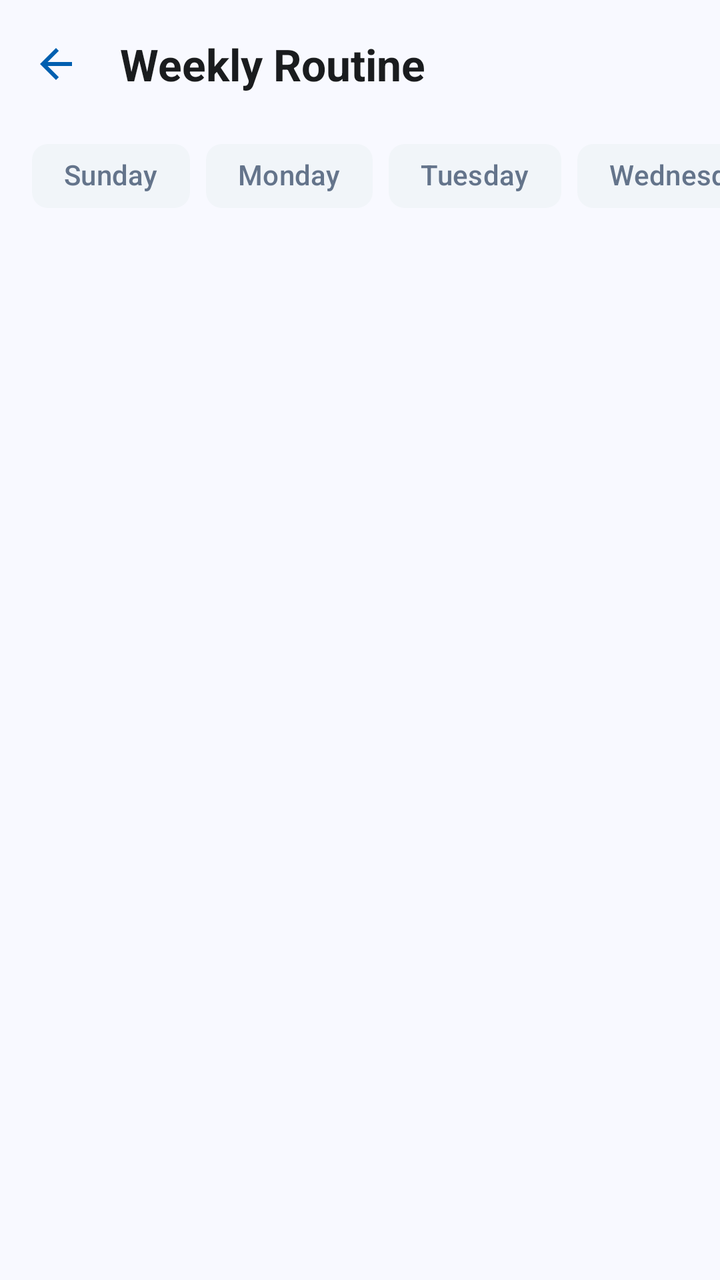
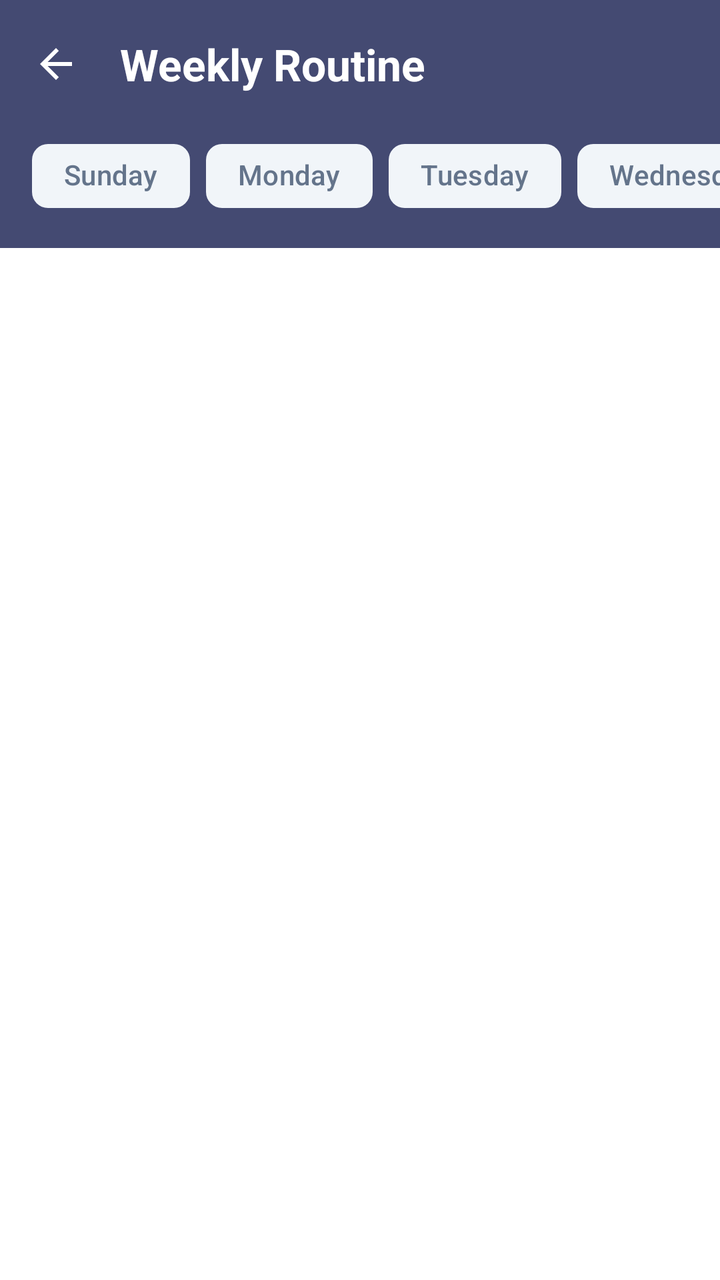

Two renders of the same Android screen: before a commit and after it. Below are the layout's source before the change and the commit's diff.
<!-- AndroidManifest.xml: application theme Theme.MyDUET -->
<!-- res/layout/activity_weekly_routine.xml -->
<?xml version="1.0" encoding="utf-8"?>
<androidx.coordinatorlayout.widget.CoordinatorLayout xmlns:android="http://schemas.android.com/apk/res/android"
    xmlns:app="http://schemas.android.com/apk/res-auto"
    android:layout_width="match_parent"
    android:layout_height="match_parent"
    android:background="?android:attr/windowBackground">

    <com.google.android.material.appbar.AppBarLayout
        android:layout_width="match_parent"
        android:layout_height="wrap_content"
        android:background="@android:color/transparent"
        app:elevation="0dp">

        <com.google.android.material.appbar.MaterialToolbar
            android:id="@+id/toolbar"
            android:layout_width="match_parent"
            android:layout_height="?attr/actionBarSize"
            app:navigationIcon="@drawable/ic_back"
            app:navigationIconTint="@color/primary"
            app:title="Weekly Routine"
            app:titleTextColor="@color/md_theme_light_onSurface" />

        <HorizontalScrollView
            android:layout_width="match_parent"
            android:layout_height="wrap_content"
            android:scrollbars="none"
            android:paddingBottom="12dp">

            <com.google.android.material.chip.ChipGroup
                android:id="@+id/chipGroupDays"
                android:layout_width="wrap_content"
                android:layout_height="wrap_content"
                android:paddingHorizontal="16dp"
                app:singleSelection="true"
                app:selectionRequired="true">

                <com.google.android.material.chip.Chip
                    android:id="@+id/chipSunday"
                    style="@style/Widget.Material3.Chip.Filter"
                    android:layout_width="wrap_content"
                    android:layout_height="wrap_content"
                    android:text="Sunday"
                    app:chipBackgroundColor="@color/chip_background_selector"
                    app:chipStrokeWidth="0dp"
                    android:textColor="@color/chip_text_selector" />

                <com.google.android.material.chip.Chip
                    android:id="@+id/chipMonday"
                    style="@style/Widget.Material3.Chip.Filter"
                    android:layout_width="wrap_content"
                    android:layout_height="wrap_content"
                    android:text="Monday"
                    app:chipBackgroundColor="@color/chip_background_selector"
                    app:chipStrokeWidth="0dp"
                    android:textColor="@color/chip_text_selector" />

                <com.google.android.material.chip.Chip
                    android:id="@+id/chipTuesday"
                    style="@style/Widget.Material3.Chip.Filter"
                    android:layout_width="wrap_content"
                    android:layout_height="wrap_content"
                    android:text="Tuesday"
                    app:chipBackgroundColor="@color/chip_background_selector"
                    app:chipStrokeWidth="0dp"
                    android:textColor="@color/chip_text_selector" />

                <com.google.android.material.chip.Chip
                    android:id="@+id/chipWednesday"
                    style="@style/Widget.Material3.Chip.Filter"
                    android:layout_width="wrap_content"
                    android:layout_height="wrap_content"
                    android:text="Wednesday"
                    app:chipBackgroundColor="@color/chip_background_selector"
                    app:chipStrokeWidth="0dp"
                    android:textColor="@color/chip_text_selector" />

                <com.google.android.material.chip.Chip
                    android:id="@+id/chipThursday"
                    style="@style/Widget.Material3.Chip.Filter"
                    android:layout_width="wrap_content"
                    android:layout_height="wrap_content"
                    android:text="Thursday"
                    app:chipBackgroundColor="@color/chip_background_selector"
                    app:chipStrokeWidth="0dp"
                    android:textColor="@color/chip_text_selector" />

            </com.google.android.material.chip.ChipGroup>
        </HorizontalScrollView>
    </com.google.android.material.appbar.AppBarLayout>

    <androidx.recyclerview.widget.RecyclerView
        android:id="@+id/rvWeeklyRoutine"
        android:layout_width="match_parent"
        android:layout_height="match_parent"
        android:clipToPadding="false"
        android:paddingBottom="24dp"
        app:layout_behavior="@string/appbar_scrolling_view_behavior" />

</androidx.coordinatorlayout.widget.CoordinatorLayout>
<!-- resources referenced by this layout -->
<resources>
  <color name="md_theme_light_onSurface">#1A1C1E</color>
  <color name="primary">#005FB0</color>
  <style name="Theme.MyDUET" parent="Base.Theme.MyDUET">
          <item name="android:windowAnimationStyle">@style/ActivityAnimation</item>
      </style>
  <style name="Base.Theme.MyDUET" parent="Theme.Material3.DayNight.NoActionBar">
          
          <item name="colorPrimary">@color/md_theme_light_primary</item>
          <item name="colorOnPrimary">@color/md_theme_light_onPrimary</item>
          <item name="colorPrimaryContainer">@color/md_theme_light_primaryContainer</item>
          <item name="colorOnPrimaryContainer">@color/md_theme_light_onPrimaryContainer</item>
  
          <item name="colorSecondary">@color/md_theme_light_secondary</item>
          <item name="colorOnSecondary">@color/md_theme_light_onSecondary</item>
          <item name="colorSecondaryContainer">@color/md_theme_light_secondaryContainer</item>
          <item name="colorOnSecondaryContainer">@color/md_theme_light_onSecondaryContainer</item>
  
          <item name="android:windowBackground">@color/md_theme_light_background</item>
          <item name="colorSurface">@color/md_theme_light_surface</item>
          <item name="colorOnSurface">@color/md_theme_light_onSurface</item>
          <item name="colorSurfaceVariant">@color/md_theme_light_surfaceVariant</item>
          <item name="colorOnSurfaceVariant">@color/md_theme_light_onSurfaceVariant</item>
          <item name="colorOutline">@color/md_theme_light_outline</item>
  
          
          <item name="android:statusBarColor">@color/md_theme_light_background</item>
          <item name="android:windowLightStatusBar">true</item>
  
          
          <item name="textAppearanceHeadlineLarge">@style/TextAppearance.MyDUET.HeadlineLarge</item>
          <item name="textAppearanceTitleLarge">@style/TextAppearance.MyDUET.TitleLarge</item>
          <item name="textAppearanceBodyLarge">@style/TextAppearance.MyDUET.BodyLarge</item>
      </style>
  <style name="ActivityAnimation" parent="@android:style/Animation.Activity">
          <item name="android:activityOpenEnterAnimation">@anim/slide_in_right</item>
          <item name="android:activityOpenExitAnimation">@anim/fade_out</item>
          <item name="android:activityCloseEnterAnimation">@anim/fade_in</item>
          <item name="android:activityCloseExitAnimation">@anim/slide_out_right</item>
      </style>
  <color name="md_theme_light_primary">#005FB0</color>
  <color name="md_theme_light_onPrimary">#FFFFFF</color>
  <color name="md_theme_light_primaryContainer">#D5E3FF</color>
  <color name="md_theme_light_onPrimaryContainer">#001C3B</color>
  <color name="md_theme_light_secondary">#565E71</color>
  <color name="md_theme_light_onSecondary">#FFFFFF</color>
  <color name="md_theme_light_secondaryContainer">#DAE2F9</color>
  <color name="md_theme_light_onSecondaryContainer">#131C2C</color>
  <color name="md_theme_light_background">#F8F9FF</color>
  <color name="md_theme_light_surface">#FFFFFF</color>
  <color name="md_theme_light_surfaceVariant">#E0E2EC</color>
  <color name="md_theme_light_onSurfaceVariant">#44474E</color>
  <color name="md_theme_light_outline">#74777F</color>
  <style name="TextAppearance.MyDUET.HeadlineLarge" parent="TextAppearance.Material3.HeadlineLarge">
          <item name="android:textStyle">bold</item>
          <item name="android:textColor">?attr/colorOnSurface</item>
      </style>
  <style name="TextAppearance.MyDUET.TitleLarge" parent="TextAppearance.Material3.TitleLarge">
          <item name="android:textStyle">bold</item>
          <item name="android:textColor">?attr/colorOnSurface</item>
      </style>
  <style name="TextAppearance.MyDUET.BodyLarge" parent="TextAppearance.Material3.BodyLarge">
          <item name="android:textColor">?attr/colorOnSurfaceVariant</item>
      </style>
  <!-- unchanged entries left out for length: 1 -->
</resources>

<!-- the commit's change to res/layout/activity_weekly_routine.xml (unified diff, before → after) -->
@@ -8,17 +8,18 @@
     <com.google.android.material.appbar.AppBarLayout
         android:layout_width="match_parent"
         android:layout_height="wrap_content"
-        android:background="@android:color/transparent"
-        app:elevation="0dp">
+        android:background="?attr/colorPrimary"
+        app:elevation="4dp">
 
         <com.google.android.material.appbar.MaterialToolbar
+            android:background="?attr/colorPrimary"
             android:id="@+id/toolbar"
             android:layout_width="match_parent"
             android:layout_height="?attr/actionBarSize"
             app:navigationIcon="@drawable/ic_back"
-            app:navigationIconTint="@color/primary"
+            app:navigationIconTint="?attr/colorOnPrimary"
             app:title="Weekly Routine"
-            app:titleTextColor="@color/md_theme_light_onSurface" />
+            app:titleTextColor="?attr/colorOnPrimary" />
 
         <HorizontalScrollView
             android:layout_width="match_parent"
<!-- resource entries referenced after the edit -->
@@ -1,7 +1,6 @@
 <!-- resources referenced by this layout -->
 <resources>
   <color name="md_theme_light_onSurface">#1A1C1E</color>
-  <color name="primary">#005FB0</color>
   <style name="Theme.MyDUET" parent="Base.Theme.MyDUET">
           <item name="android:windowAnimationStyle">@style/ActivityAnimation</item>
       </style>
@@ -25,8 +24,8 @@
           <item name="colorOutline">@color/md_theme_light_outline</item>
   
           
-          <item name="android:statusBarColor">@color/md_theme_light_background</item>
-          <item name="android:windowLightStatusBar">true</item>
+          <item name="android:statusBarColor">?attr/colorPrimary</item>
+          <item name="android:windowLightStatusBar">false</item>
   
           
           <item name="textAppearanceHeadlineLarge">@style/TextAppearance.MyDUET.HeadlineLarge</item>
@@ -39,17 +38,17 @@
           <item name="android:activityCloseEnterAnimation">@anim/fade_in</item>
           <item name="android:activityCloseExitAnimation">@anim/slide_out_right</item>
       </style>
-  <color name="md_theme_light_primary">#005FB0</color>
+  <color name="md_theme_light_primary">#444A72</color>
   <color name="md_theme_light_onPrimary">#FFFFFF</color>
-  <color name="md_theme_light_primaryContainer">#D5E3FF</color>
-  <color name="md_theme_light_onPrimaryContainer">#001C3B</color>
-  <color name="md_theme_light_secondary">#565E71</color>
+  <color name="md_theme_light_primaryContainer">#DCE0EE</color>
+  <color name="md_theme_light_onPrimaryContainer">#14182B</color>
+  <color name="md_theme_light_secondary">#088BB3</color>
   <color name="md_theme_light_onSecondary">#FFFFFF</color>
-  <color name="md_theme_light_secondaryContainer">#DAE2F9</color>
-  <color name="md_theme_light_onSecondaryContainer">#131C2C</color>
-  <color name="md_theme_light_background">#F8F9FF</color>
+  <color name="md_theme_light_secondaryContainer">#D7EFF7</color>
+  <color name="md_theme_light_onSecondaryContainer">#00202C</color>
+  <color name="md_theme_light_background">#FFFFFF</color>
   <color name="md_theme_light_surface">#FFFFFF</color>
-  <color name="md_theme_light_surfaceVariant">#E0E2EC</color>
+  <color name="md_theme_light_surfaceVariant">#E2E4EE</color>
   <color name="md_theme_light_onSurfaceVariant">#44474E</color>
   <color name="md_theme_light_outline">#74777F</color>
   <style name="TextAppearance.MyDUET.HeadlineLarge" parent="TextAppearance.Material3.HeadlineLarge">
